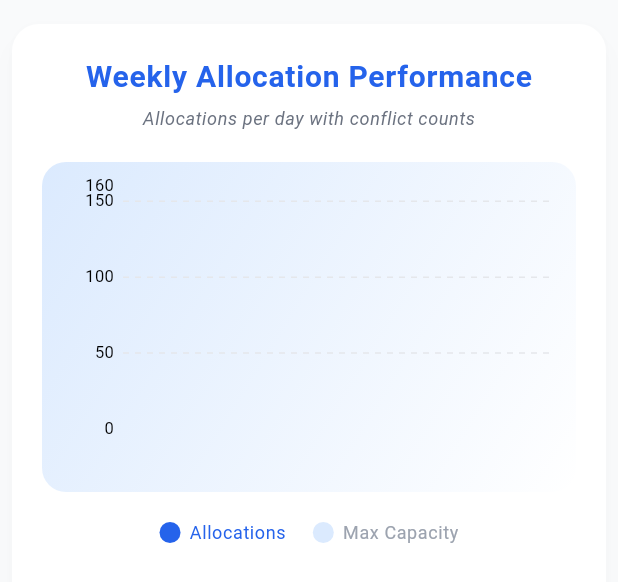
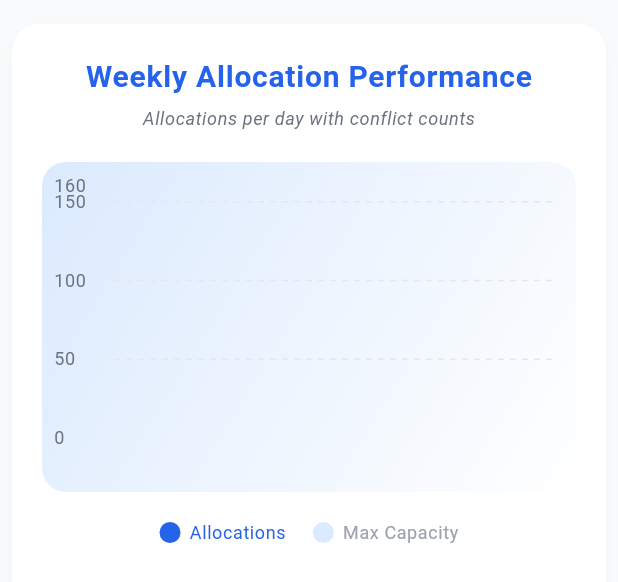
Before and after one commit to ThaboXiaomi/ai-allocation-server, a Flutter app: the AnalyticsChartWidget widget shown alone on an empty page, opened directly with empty values, on a phone screen of 412 x 824 dp. Shown: the top 582 px of the screen. Run offline on Flutter 3.47's test engine with Material 3 defaults, Android fonts, the phone set to English and light mode, and no system bars; drawn by our look-alikes of fl_chart; our stand-ins replace bloc, cached_network_image, cloud_firestore, connectivity_plus, dartz, equatable and 15 more; accounts and stored records are empty; project files that could hold a hidden picture were left out.

Commit message:
Update analytics and allocation chart widgets for improved tooltip and title rendering

```diff
--- a/lib/presentation/admin_dashboard/widgets/analytics_chart_widget.dart
+++ b/lib/presentation/admin_dashboard/widgets/analytics_chart_widget.dart
@@ -75,14 +75,14 @@ class AnalyticsChartWidget extends StatelessWidget {
                     barTouchData: BarTouchData(
                       enabled: true,
                       touchTooltipData: BarTouchTooltipData(
-                        tooltipBgColor: AppTheme.primary600.withAlpha(220),
+                        //tooltipBgColor: AppTheme.primary600.withAlpha(220),
                         tooltipPadding: const EdgeInsets.all(10),
                         tooltipMargin: 12,
                         getTooltipItem: (group, groupIndex, rod, rodIndex) {
                           final conflicts = weeklyData[groupIndex]["conflicts"];
                           return BarTooltipItem(
                             '${weeklyData[groupIndex]["day"]}\n'
-                            'Allocations: ${rod.y.round()}\n'
+                            'Allocations: ${rod.fromY.round()}\n'
                             'Conflicts: $conflicts',
                             const TextStyle(
                               color: Colors.white,
@@ -95,27 +95,41 @@ class AnalyticsChartWidget extends StatelessWidget {
                     ),
                     titlesData: FlTitlesData(
                       show: true,
-                      bottomTitles: SideTitles(
+                      bottomTitles: AxisTitles(
+                        sideTitles: SideTitles(
                           showTitles: true,
                           reservedSize: 36,
-                        getTitles: (value) {
+                          getTitlesWidget: (value, meta) {
                             final index = value.toInt();
                             if (index < 0 || index >= weeklyData.length) {
-                            return '';
+                              return const SizedBox.shrink();
                             }
                             final day = weeklyData[index]["day"];
-                          return day;
+                            return Text(
+                              day,
+                              style: Theme.of(context).textTheme.bodySmall,
+                            );
                           },
                         ),
-                      leftTitles: SideTitles(
+                      ),
+                      leftTitles: AxisTitles(
+                        sideTitles: SideTitles(
                           showTitles: true,
                           reservedSize: 40,
-                        getTitles: (value) {
-                          return value.toInt().toString();
+                          getTitlesWidget: (value, meta) {
+                            return Text(
+                              value.toInt().toString(),
+                              style: Theme.of(context).textTheme.bodySmall,
+                            );
                           },
                         ),
-                      rightTitles: SideTitles(showTitles: false),
-                      topTitles: SideTitles(showTitles: false),
+                      ),
+                      rightTitles: AxisTitles(
+                        sideTitles: SideTitles(showTitles: false),
+                      ),
+                      topTitles: AxisTitles(
+                        sideTitles: SideTitles(showTitles: false),
+                      ),
                     ),
                     barGroups: List.generate(
                       weeklyData.length,
@@ -123,14 +137,16 @@ class AnalyticsChartWidget extends StatelessWidget {
                         x: index,
                         barRods: [
                           BarChartRodData(
-                            y: weeklyData[index]["allocations"].toDouble(),
-                            colors: [AppTheme.primary600],
+                            fromY: weeklyData[index]["allocations"].toDouble(),
+                            toY: weeklyData[index]["allocations"].toDouble(),
+                            color: AppTheme.primary600,
                             width: 18,
                             borderRadius: BorderRadius.circular(8),
                             backDrawRodData: BackgroundBarChartRodData(
                               show: true,
-                              y: 160,
-                              colors: [AppTheme.primary100],
+                              fromY: 0,
+                              toY: weeklyData[index]["maxCapacity"].toDouble(),
+                              color: AppTheme.primary100,
                             ),
                           ),
                         ],
--- a/pubspec.yaml
+++ b/pubspec.yaml
@@ -13,7 +13,7 @@ dependencies:
   dio: ^5.4.0
   fluttertoast: ^8.2.4
   sizer: ^3.0.5
-  fl_chart: ^0.40.6 # Replace with the latest compatible version
+  fl_chart: ^1.0.0 # Replace with the latest compatible version
   google_fonts: ^6.1.0
   web: any
   firebase_core: ^3.13.0
@@ -33,12 +33,12 @@ dependencies:
   font_awesome_flutter: ^10.7.0
   feather_icons: ^1.2.0
   google_maps_flutter: ^2.5.0
-  freezed_annotation: ^2.4.1
+  freezed_annotation: ^3.0.0
   injectable: ^2.5.0
   dartz: ^0.10.1
 dev_dependencies:
   build_runner: ^2.4.9
-  freezed: ^2.4.7
+  freezed: ^3.0.6
 flutter:
   uses-material-design: true
 assets:
```
Also changed, not shown: lib/presentation/ai_allocation_dashboard/widgets/allocation_chart_widget.dart (+42 -20 lines). Lines whose indentation alone changed are shown as unchanged.
